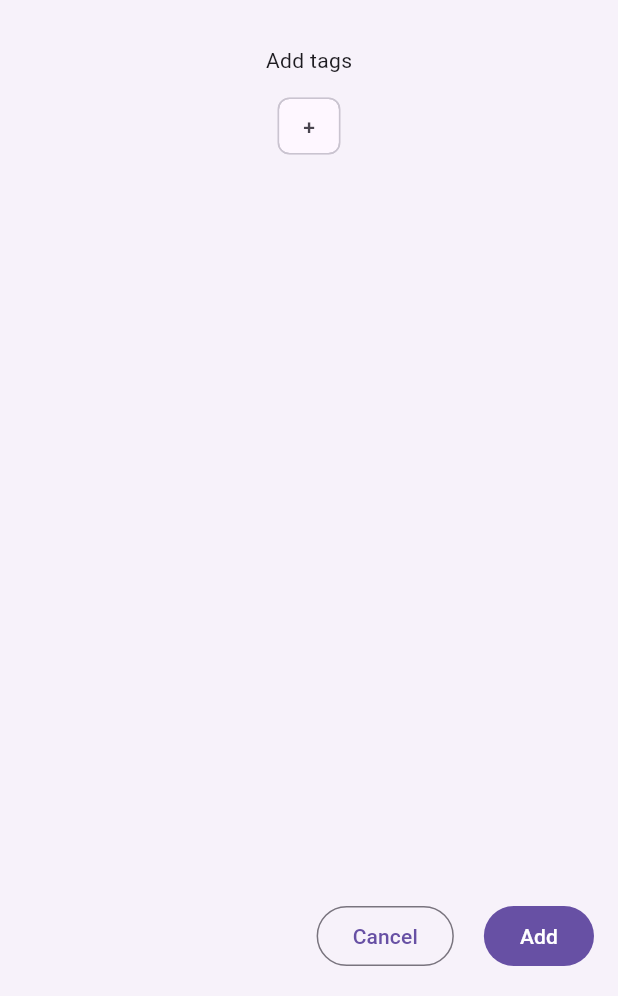
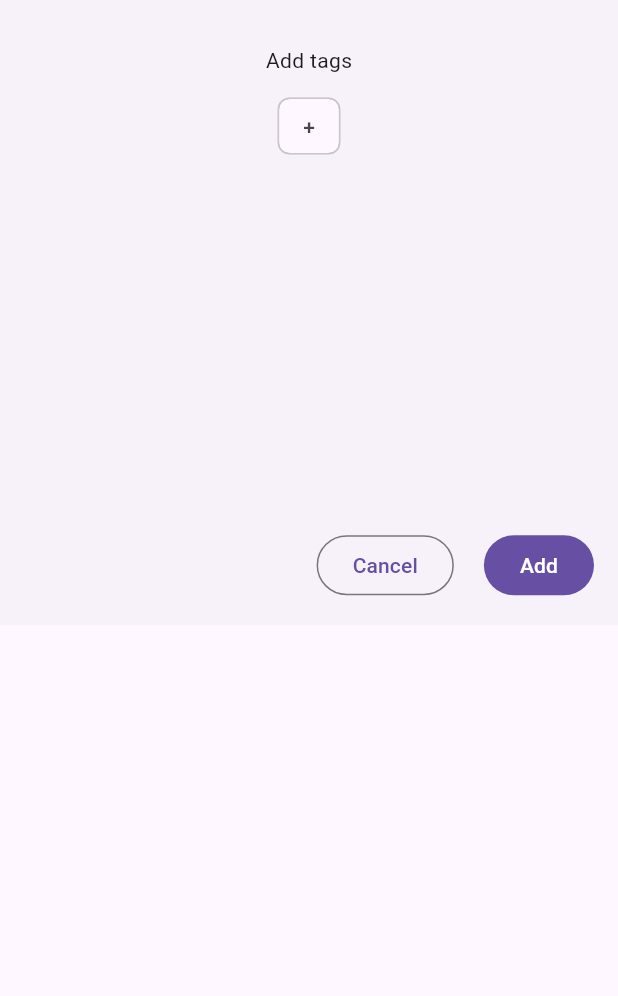
Before and after one commit to FuturisticGoo/emotic, a Flutter app: the UpdateEmoticonBottomSheet widget shown alone on an empty page, opened directly with empty values, on a phone screen of 412 x 824 dp, the part 240-1236 px from its top. Run offline on Flutter 3.47's test engine with Material 3 defaults, Android fonts, the phone set to English and light mode, and no system bars; our stand-ins replace csv, equatable, flutter_bloc, get_it; missing offline and left inert: fuzzy, sqlite3.

Commit message:
Fix for small screen. Ignore flutter submodule analysis

```diff
--- a/analysis_options.yaml
+++ b/analysis_options.yaml
@@ -8,7 +8,9 @@
 # The following line activates a set of recommended lints for Flutter apps,
 # packages, and plugins designed to encourage good coding practices.
 include: package:flutter_lints/flutter.yaml
-
+analyzer:
+  exclude:
+    - submodules/**
 linter:
   # The lint rules applied to this project can be customized in the
   # section below to disable rules from the `package:flutter_lints/flutter.yaml`
--- a/lib/pages/emotic_home_page.dart
+++ b/lib/pages/emotic_home_page.dart
@@ -67,6 +67,7 @@ class EmoticHomePage extends StatelessWidget {
                                   final newEmoticon =
                                       await showModalBottomSheet<Emoticon?>(
                                     context: context,
+                                    isScrollControlled: true,
                                     builder: (context) {
                                       return UpdateEmoticonBottomSheet(
                                         allTags: allTags,
@@ -144,6 +145,7 @@ class EmoticHomePage extends StatelessWidget {
                                                     await showModalBottomSheet<
                                                         Emoticon?>(
                                                   context: context,
+                                                  isScrollControlled: true,
                                                   builder: (context) {
                                                     return UpdateEmoticonBottomSheet(
                                                       emoticon: emoticon,
--- a/lib/widgets/update_emoticon_bottom_sheet.dart
+++ b/lib/widgets/update_emoticon_bottom_sheet.dart
@@ -52,10 +52,15 @@ class _UpdateEmoticonBottomSheetState extends State<UpdateEmoticonBottomSheet>
 
   @override
   Widget build(BuildContext context) {
+    final screenSize = MediaQuery.of(context).size.height;
+    final isSmallScreen = screenSize < 640;
     return BottomSheet(
       animationController: animationController,
       showDragHandle: true,
       enableDrag: false,
+      constraints: BoxConstraints.expand(
+        height: isSmallScreen ? screenSize : screenSize * 0.7,
+      ),
       onClosing: () {},
       builder: (context) {
         return Padding(
@@ -63,8 +68,8 @@ class _UpdateEmoticonBottomSheetState extends State<UpdateEmoticonBottomSheet>
           child: Column(
             children: [
               Text("${widget.isEditMode ? 'Modify' : 'Add'} emoticon"),
-              const SizedBox(
-                height: 20,
+              SizedBox(
+                height: isSmallScreen ? 10 : 20,
               ),
               TextField(
                 controller: emoticonTextController,
@@ -73,15 +78,15 @@ class _UpdateEmoticonBottomSheetState extends State<UpdateEmoticonBottomSheet>
                   label: Text("Emoticon"),
                 ),
               ),
-              const SizedBox(
-                height: 30,
+              SizedBox(
+                height: isSmallScreen ? 15 : 30,
               ),
               Text("${widget.isEditMode ? 'Modify' : 'Add'} tags"),
               const SizedBox(
                 height: 10,
               ),
               Expanded(
-                flex: 3,
+                flex: isSmallScreen ? 6 : 4,
                 child: SingleChildScrollView(
                   child: Wrap(
                     spacing: 5.0,
```
